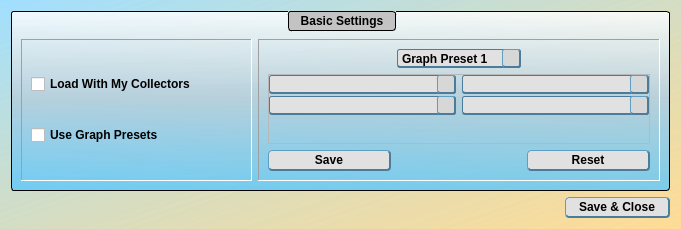
The window that manager_settings.ui (jakesb27/Manager_KPI_Tracker) describes before a commit, drawn with Qt 5.
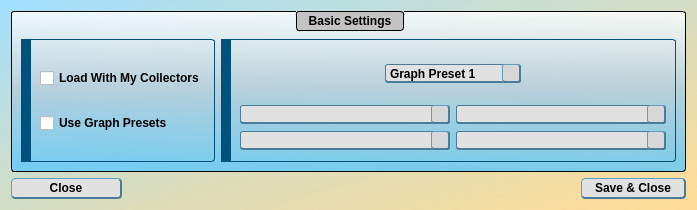
The same window after the commit. Icons and pictures are not drawn.

Commit message: updated settings gui and basic functions.

```diff
--- a/manager_settings.ui
+++ b/manager_settings.ui
@@ -6,8 +6,8 @@
    <rect>
     <x>0</x>
     <y>0</y>
-    <width>681</width>
-    <height>229</height>
+    <width>697</width>
+    <height>210</height>
    </rect>
   </property>
   <property name="windowTitle">
@@ -140,7 +140,7 @@
 }</string>
   </property>
   <layout class="QGridLayout" name="gridLayout_2">
-   <item row="1" column="0">
+   <item row="1" column="1">
     <spacer name="horizontalSpacer">
      <property name="orientation">
       <enum>Qt::Horizontal</enum>
@@ -153,7 +153,39 @@
      </property>
     </spacer>
    </item>
-   <item row="0" column="0" colspan="2">
+   <item row="1" column="2">
+    <widget class="QPushButton" name="saveClose">
+     <property name="sizePolicy">
+      <sizepolicy hsizetype="Maximum" vsizetype="Fixed">
+       <horstretch>0</horstretch>
+       <verstretch>0</verstretch>
+      </sizepolicy>
+     </property>
+     <property name="layoutDirection">
+      <enum>Qt::LeftToRight</enum>
+     </property>
+     <property name="text">
+      <string>Save &amp;&amp; Close</string>
+     </property>
+     <property name="autoDefault">
+      <bool>false</bool>
+     </property>
+    </widget>
+   </item>
+   <item row="1" column="0">
+    <widget class="QPushButton" name="closeButton">
+     <property name="minimumSize">
+      <size>
+       <width>111</width>
+       <height>0</height>
+      </size>
+     </property>
+     <property name="text">
+      <string>Close</string>
+     </property>
+    </widget>
+   </item>
+   <item row="0" column="0" colspan="3">
     <widget class="QGroupBox" name="groupBox">
      <property name="title">
       <string>Basic Settings</string>
@@ -161,11 +193,20 @@
      <layout class="QHBoxLayout" name="horizontalLayout_2">
       <item>
        <widget class="QFrame" name="frame_3">
-        <property name="frameShape">
-         <enum>QFrame::Panel</enum>
+        <property name="sizePolicy">
+         <sizepolicy hsizetype="Maximum" vsizetype="Preferred">
+          <horstretch>0</horstretch>
+          <verstretch>0</verstretch>
+         </sizepolicy>
         </property>
-        <property name="frameShadow">
-         <enum>QFrame::Sunken</enum>
+        <property name="styleSheet">
+         <string notr="true">QFrame{
+	border-color: rgb(0, 82, 124);
+	border-style: solid;
+	border-width: 1px 1px 1px 10px;
+	border-top-right-radius: 3px;
+	border-bottom-right-radius: 3px;
+}</string>
         </property>
         <layout class="QVBoxLayout" name="verticalLayout">
          <item>
@@ -187,83 +228,101 @@
       </item>
       <item>
        <widget class="QFrame" name="frame">
-        <property name="frameShape">
-         <enum>QFrame::Panel</enum>
-        </property>
-        <property name="frameShadow">
-         <enum>QFrame::Sunken</enum>
+        <property name="styleSheet">
+         <string notr="true">QFrame{
+	border-color: rgb(0, 82, 124);
+	border-style: solid;
+	border-width: 1px 1px 1px 10px;
+	border-top-right-radius: 3px;
+	border-bottom-right-radius: 3px;
+}</string>
         </property>
         <layout class="QGridLayout" name="gridLayout">
-         <item row="5" column="1">
-          <spacer name="horizontalSpacer_2">
-           <property name="orientation">
-            <enum>Qt::Horizontal</enum>
+         <item row="0" column="0" colspan="2">
+          <widget class="QFrame" name="frame_5">
+           <property name="styleSheet">
+            <string notr="true">QFrame{
+	border: 0px;
+}</string>
            </property>
-           <property name="sizeType">
-            <enum>QSizePolicy::Minimum</enum>
-           </property>
-           <property name="sizeHint" stdset="0">
-            <size>
-             <width>0</width>
-             <height>0</height>
-            </size>
-           </property>
-          </spacer>
-         </item>
-         <item row="5" column="0">
-          <widget class="QPushButton" name="saveButton">
-           <property name="text">
-            <string>Save</string>
-           </property>
-           <property name="autoDefault">
-            <bool>false</bool>
-           </property>
-          </widget>
-         </item>
-         <item row="5" column="2">
-          <widget class="QPushButton" name="resetButton">
-           <property name="text">
-            <string>Reset</string>
-           </property>
-           <property name="autoDefault">
-            <bool>false</bool>
-           </property>
-          </widget>
-         </item>
-         <item row="1" column="1">
-          <widget class="QComboBox" name="graphPreset">
-           <property name="currentIndex">
-            <number>0</number>
-           </property>
-           <item>
-            <property name="text">
-             <string>Graph Preset 1</string>
-            </property>
-           </item>
-           <item>
-            <property name="text">
-             <string>Graph Preset 2</string>
-            </property>
-           </item>
-           <item>
-            <property name="text">
-             <string>Graph Preset 3</string>
-            </property>
-           </item>
-          </widget>
-         </item>
-         <item row="2" column="0" rowspan="3" colspan="3">
-          <widget class="QFrame" name="frame_2">
            <property name="frameShape">
             <enum>QFrame::StyledPanel</enum>
            </property>
            <property name="frameShadow">
             <enum>QFrame::Raised</enum>
            </property>
-           <layout class="QFormLayout" name="formLayout">
-            <property name="verticalSpacing">
-             <number>2</number>
-            </property>
+           <layout class="QHBoxLayout" name="horizontalLayout">
+            <item>
+             <spacer name="horizontalSpacer_3">
+              <property name="orientation">
+               <enum>Qt::Horizontal</enum>
+              </property>
+              <property name="sizeHint" stdset="0">
+               <size>
+                <width>40</width>
+                <height>20</height>
+               </size>
+              </property>
+             </spacer>
+            </item>
+            <item>
+             <widget class="QComboBox" name="graphPreset">
+              <property name="sizePolicy">
+               <sizepolicy hsizetype="MinimumExpanding" vsizetype="Fixed">
+                <horstretch>0</horstretch>
+                <verstretch>0</verstretch>
+               </sizepolicy>
+              </property>
+              <property name="styleSheet">
+               <string notr="true">QFrame{
+	border: 0px;
+	background-color: qlineargradient(spread:pad, x1:0.5, y1:0, x2:0.5, y2:1, stop:0 rgba(255, 255, 255, 209), stop:0.485876 rgba(181, 207, 220, 239), stop:1 rgba(85, 199, 255, 196));
+}</string>
+              </property>
+              <property name="currentIndex">
+               <number>0</number>
+              </property>
+              <item>
+               <property name="text">
+                <string>Graph Preset 1</string>
+               </property>
+              </item>
+              <item>
+               <property name="text">
+                <string>Graph Preset 2</string>
+               </property>
+              </item>
+              <item>
+               <property name="text">
+                <string>Graph Preset 3</string>
+               </property>
+              </item>
+             </widget>
+            </item>
+            <item>
+             <spacer name="horizontalSpacer_2">
+              <property name="orientation">
+               <enum>Qt::Horizontal</enum>
+              </property>
+              <property name="sizeHint" stdset="0">
+               <size>
+                <width>40</width>
+                <height>20</height>
+               </size>
+              </property>
+             </spacer>
+            </item>
+           </layout>
+          </widget>
+         </item>
+         <item row="1" column="0">
+          <widget class="QFrame" name="frame_2">
+           <property name="styleSheet">
+            <string notr="true">QFrame{
+	border: 0px;
+}</string>
+           </property>
+           <layout class="QVBoxLayout" name="verticalLayout_2">
             <property name="leftMargin">
              <number>0</number>
             </property>
@@ -276,80 +335,14 @@
             <property name="bottomMargin">
              <number>0</number>
             </property>
-            <item row="0" column="0">
+            <item>
              <widget class="QComboBox" name="graphData1">
-              <property name="currentIndex">
-               <number>-1</number>
+              <property name="styleSheet">
+               <string notr="true">QFrame{
+	border: 0px;
+	background-color: qlineargradient(spread:pad, x1:0.5, y1:0, x2:0.5, y2:1, stop:0 rgba(255, 255, 255, 209), stop:0.485876 rgba(181, 207, 220, 239), stop:1 rgba(85, 199, 255, 196));
+}</string>
               </property>
-              <item>
-               <property name="text">
-                <string>Monthly - RPC's</string>
-               </property>
-              </item>
-              <item>
-               <property name="text">
-                <string>Monthly - RPC's Per Hour</string>
-               </property>
-              </item>
-              <item>
-               <property name="text">
-                <string>Monthly - Connects</string>
-               </property>
-              </item>
-              <item>
-               <property name="text">
-                <string>Monthly - Connects Per Hour</string>
-               </property>
-              </item>
-              <item>
-               <property name="text">
-                <string>Monthly - Conversions</string>
-               </property>
-              </item>
-              <item>
-               <property name="text">
-                <string>Monthly - Fees</string>
-               </property>
-              </item>
-              <item>
-               <property name="text">
-                <string>Monthly - Totals</string>
-               </property>
-              </item>
-              <item>
-               <property name="text">
-                <string>Weekly - RPC's</string>
-               </property>
-              </item>
-              <item>
-               <property name="text">
-                <string>Weekly - RPC's Per Hour</string>
-               </property>
-              </item>
-              <item>
-               <property name="text">
-                <string>Weekly - Connects</string>
-               </property>
-              </item>
-              <item>
-               <property name="text">
-                <string>Weekly - Connects Per Hour</string>
-               </property>
-              </item>
-              <item>
-               <property name="text">
-                <string>Weekly - Conversions</string>
-               </property>
-              </item>
-              <item>
-               <property name="text">
-                <string>Weekly - Fees</string>
-               </property>
-              </item>
-             </widget>
-            </item>
-            <item row="0" column="1">
-             <widget class="QComboBox" name="graphData2">
               <property name="currentIndex">
                <number>-1</number>
               </property>
@@ -420,8 +413,14 @@
               </item>
              </widget>
             </item>
-            <item row="3" column="0">
+            <item>
              <widget class="QComboBox" name="graphData3">
+              <property name="styleSheet">
+               <string notr="true">QFrame{
+	border: 0px;
+	background-color: qlineargradient(spread:pad, x1:0.5, y1:0, x2:0.5, y2:1, stop:0 rgba(255, 255, 255, 209), stop:0.485876 rgba(181, 207, 220, 239), stop:1 rgba(85, 199, 255, 196));
+}</string>
+              </property>
               <property name="currentIndex">
                <number>-1</number>
               </property>
@@ -492,8 +491,115 @@
               </item>
              </widget>
             </item>
-            <item row="3" column="1">
+           </layout>
+          </widget>
+         </item>
+         <item row="1" column="1">
+          <widget class="QFrame" name="frame_4">
+           <property name="styleSheet">
+            <string notr="true">QFrame{
+	border: 0px;
+}</string>
+           </property>
+           <layout class="QVBoxLayout" name="verticalLayout_3">
+            <property name="leftMargin">
+             <number>0</number>
+            </property>
+            <property name="topMargin">
+             <number>0</number>
+            </property>
+            <property name="rightMargin">
+             <number>0</number>
+            </property>
+            <property name="bottomMargin">
+             <number>0</number>
+            </property>
+            <item>
+             <widget class="QComboBox" name="graphData2">
+              <property name="styleSheet">
+               <string notr="true">QFrame{
+	border: 0px;
+	background-color: qlineargradient(spread:pad, x1:0.5, y1:0, x2:0.5, y2:1, stop:0 rgba(255, 255, 255, 209), stop:0.485876 rgba(181, 207, 220, 239), stop:1 rgba(85, 199, 255, 196));
+}</string>
+              </property>
+              <property name="currentIndex">
+               <number>-1</number>
+              </property>
+              <item>
+               <property name="text">
+                <string>Monthly - RPC's</string>
+               </property>
+              </item>
+              <item>
+               <property name="text">
+                <string>Monthly - RPC's Per Hour</string>
+               </property>
+              </item>
+              <item>
+               <property name="text">
+                <string>Monthly - Connects</string>
+               </property>
+              </item>
+              <item>
+               <property name="text">
+                <string>Monthly - Connects Per Hour</string>
+               </property>
+              </item>
+              <item>
+               <property name="text">
+                <string>Monthly - Conversions</string>
+               </property>
+              </item>
+              <item>
+               <property name="text">
+                <string>Monthly - Fees</string>
+               </property>
+              </item>
+              <item>
+               <property name="text">
+                <string>Monthly - Totals</string>
+               </property>
+              </item>
+              <item>
+               <property name="text">
+                <string>Weekly - RPC's</string>
+               </property>
+              </item>
+              <item>
+               <property name="text">
+                <string>Weekly - RPC's Per Hour</string>
+               </property>
+              </item>
+              <item>
+               <property name="text">
+                <string>Weekly - Connects</string>
+               </property>
+              </item>
+              <item>
+               <property name="text">
+                <string>Weekly - Connects Per Hour</string>
+               </property>
+              </item>
+              <item>
+               <property name="text">
+                <string>Weekly - Conversions</string>
+               </property>
+              </item>
+              <item>
+               <property name="text">
+                <string>Weekly - Fees</string>
+               </property>
+              </item>
+             </widget>
+            </item>
+            <item>
              <widget class="QComboBox" name="graphData4">
+              <property name="styleSheet">
+               <string notr="true">QFrame{
+	border: 0px;
+	background-color: qlineargradient(spread:pad, x1:0.5, y1:0, x2:0.5, y2:1, stop:0 rgba(255, 255, 255, 209), stop:0.485876 rgba(181, 207, 220, 239), stop:1 rgba(85, 199, 255, 196));
+}</string>
+              </property>
               <property name="currentIndex">
                <number>-1</number>
               </property>
@@ -573,25 +679,6 @@
      </layout>
     </widget>
    </item>
-   <item row="1" column="1">
-    <widget class="QPushButton" name="closeButton">
-     <property name="sizePolicy">
-      <sizepolicy hsizetype="Maximum" vsizetype="Fixed">
-       <horstretch>0</horstretch>
-       <verstretch>0</verstretch>
-      </sizepolicy>
-     </property>
-     <property name="layoutDirection">
-      <enum>Qt::LeftToRight</enum>
-     </property>
-     <property name="text">
-      <string>Save &amp;&amp; Close</string>
-     </property>
-     <property name="autoDefault">
-      <bool>false</bool>
-     </property>
-    </widget>
-   </item>
   </layout>
  </widget>
  <resources>
```
Left out of the diff: 4 changed lines with no effect on the pictures. The commit also changes 3 other files.
